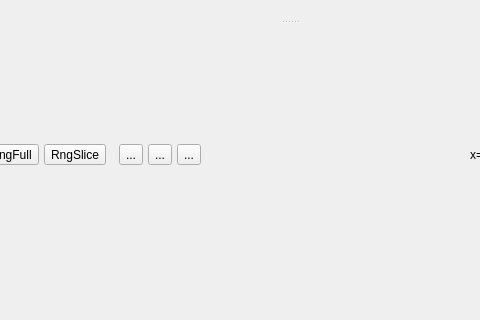
Old version of the form Code/Mantid/MantidQt/SliceViewer/inc/MantidQtSliceViewer/SliceViewer.ui in the repository mantidproject/mantid; both pictures show x 127 to 607 and y 0 to 320 of the 834 by 814 pixel window.
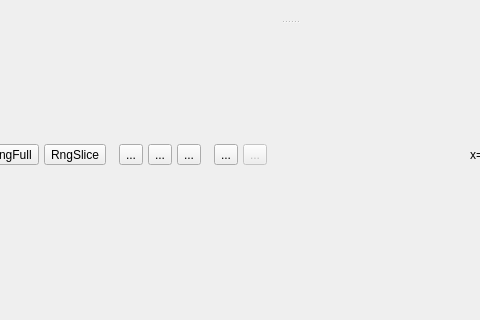
New version of the form. Icons and pictures are not drawn. Custom widgets are drawn as their Qt base class.

Commit message: Refs #4800 GUI to choose rebin mode and refresh it

What changed in the file:
```diff
--- a/Code/Mantid/MantidQt/SliceViewer/inc/MantidQtSliceViewer/SliceViewer.ui
+++ b/Code/Mantid/MantidQt/SliceViewer/inc/MantidQtSliceViewer/SliceViewer.ui
@@ -259,6 +259,65 @@
             </property>
            </widget>
           </item>
+          <item>
+           <spacer name="horizontalSpacer_4">
+            <property name="orientation">
+             <enum>Qt::Horizontal</enum>
+            </property>
+            <property name="sizeType">
+             <enum>QSizePolicy::Fixed</enum>
+            </property>
+            <property name="sizeHint" stdset="0">
+             <size>
+              <width>8</width>
+              <height>8</height>
+             </size>
+            </property>
+           </spacer>
+          </item>
+          <item>
+           <widget class="QToolButton" name="btnRebinMode">
+            <property name="toolTip">
+             <string>Dynamically rebin the viewed slice</string>
+            </property>
+            <property name="text">
+             <string>...</string>
+            </property>
+            <property name="icon">
+             <iconset resource="../../icons/SliceViewerIcons.qrc">
+              <normaloff>:/SliceViewer/icons/document-new.png</normaloff>:/SliceViewer/icons/document-new.png</iconset>
+            </property>
+            <property name="iconSize">
+             <size>
+              <width>18</width>
+              <height>18</height>
+             </size>
+            </property>
+            <property name="checkable">
+             <bool>true</bool>
+            </property>
+           </widget>
+          </item>
+          <item>
+           <widget class="QToolButton" name="btnRebinRefresh">
+            <property name="enabled">
+             <bool>false</bool>
+            </property>
+            <property name="text">
+             <string>...</string>
+            </property>
+            <property name="icon">
+             <iconset resource="../../icons/SliceViewerIcons.qrc">
+              <normaloff>:/SliceViewer/icons/refresh.png</normaloff>:/SliceViewer/icons/refresh.png</iconset>
+            </property>
+            <property name="iconSize">
+             <size>
+              <width>18</width>
+              <height>18</height>
+             </size>
+            </property>
+           </widget>
+          </item>
           <item>
            <spacer name="horizontalSpacer">
             <property name="orientation">
```
The commit also changes 4 other files.
